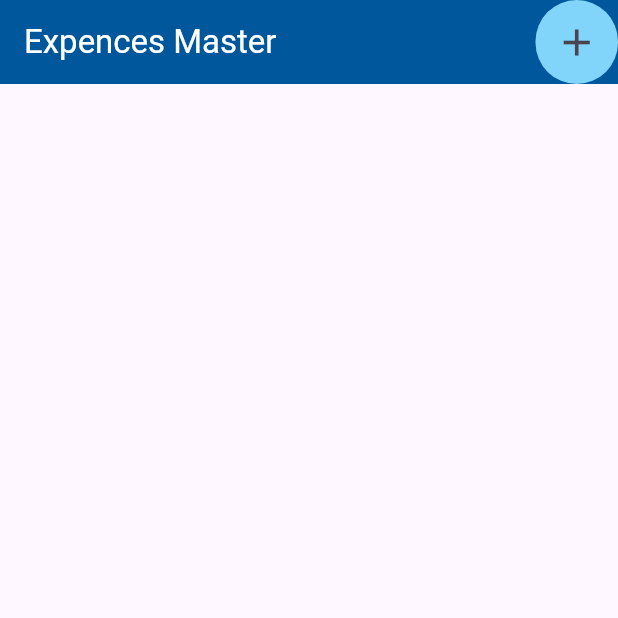
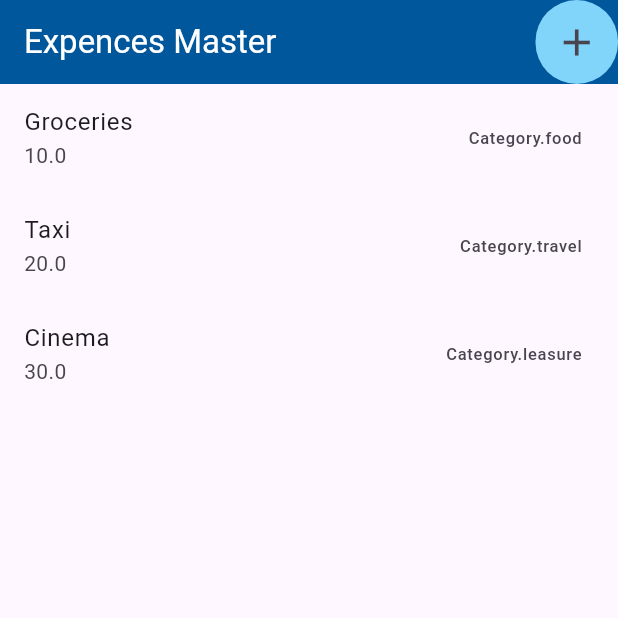
Before and after one commit to malakasadeep/tracker_app-Flutter, a Flutter app: the screen it shows after launch, on a phone screen of 412 x 824 dp, the top half of it. Run offline on Flutter 3.47's test engine with Material 3 defaults, Android fonts, the phone set to English and light mode, and no system bars.

Commit message:
List View and item builder

```diff
--- a/lib/pages/expences.dart
+++ b/lib/pages/expences.dart
@@ -1,4 +1,5 @@
 import 'package:flutter/material.dart';
+import 'package:tracker_app/models/expence.dart';
 
 class Expences extends StatefulWidget {
   const Expences({super.key});
@@ -8,6 +9,26 @@ class Expences extends StatefulWidget {
 }
 
 class _ExpencesState extends State<Expences> {
+  final List<ExpenceModel> _expenceList = [
+    ExpenceModel(
+      amount: 10.0,
+      date: DateTime.now(),
+      title: 'Groceries',
+      category: Category.food,
+    ),
+    ExpenceModel(
+      amount: 20.0,
+      date: DateTime.now(),
+      title: 'Taxi',
+      category: Category.travel,
+    ),
+    ExpenceModel(
+      amount: 30.0,
+      date: DateTime.now(),
+      title: 'Cinema',
+      category: Category.leasure,
+    ),
+  ];
   @override
   Widget build(BuildContext context) {
     return Scaffold(
@@ -36,6 +57,22 @@ class _ExpencesState extends State<Expences> {
           ),
         ],
       ),
+      body: Column(
+        children: [
+          Expanded(
+            child: ListView.builder(
+                itemCount: _expenceList.length,
+                itemBuilder: (context, index) {
+                  final expence = _expenceList[index];
+                  return ListTile(
+                    title: Text(expence.title),
+                    subtitle: Text(expence.amount.toString()),
+                    trailing: Text(expence.category.toString()),
+                  );
+                }),
+          ),
+        ],
+      ),
     );
   }
 }
```
